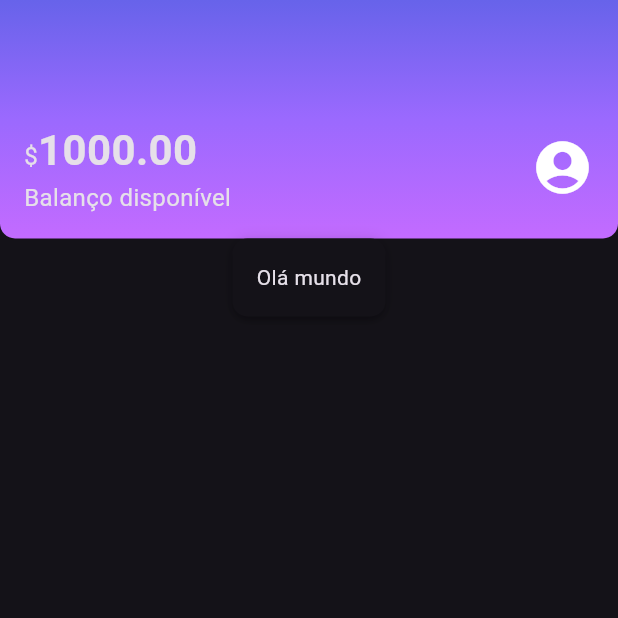
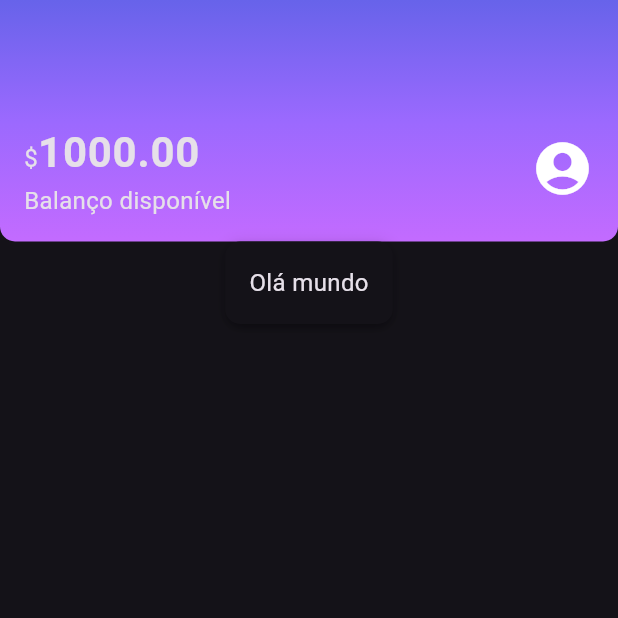
Before and after one commit to eri-akio/Flutter-Layouts, a Flutter app: the screen it shows after launch, on a phone screen of 412 x 824 dp, the top half of it. Run offline on Flutter 3.47's test engine with Material 3 defaults, Android fonts, the phone set to English and light mode, and no system bars.

Commit message:
Implementando temas

```diff
--- a/lib/components/sections/header.dart
+++ b/lib/components/sections/header.dart
@@ -1,47 +1,40 @@
+import 'package:alubank/themes/theme_colors.dart';
 import 'package:flutter/material.dart';
 
 class Header extends StatelessWidget {
-  const Header({super.key});
+  const Header({Key? key}) : super(key: key);
 
   @override
   Widget build(BuildContext context) {
     return Container(
-      decoration: const BoxDecoration(
+      decoration: BoxDecoration(
         gradient: LinearGradient(
             begin: Alignment.topCenter,
             end: Alignment.bottomCenter,
-          colors: <Color>[
-            Color.fromRGBO(103, 99, 234, 1.0),
-            Color.fromRGBO(155, 105, 254, 1.0),
-            Color.fromRGBO(195, 107, 255, 1.0),
-          ]
-        ),
+            colors: ThemeColors.headerGradient),
         borderRadius: BorderRadius.vertical(bottom: Radius.circular(10)),
       ),
-      child: const Padding(
-        padding: EdgeInsets.fromLTRB(16.0, 80.0, 16.0, 16.0),
+      child: Padding(
+        padding: const EdgeInsets.fromLTRB(16.0, 80.0, 16.0, 16.0),
         child: Row(
           mainAxisAlignment: MainAxisAlignment.spaceBetween,
           children: <Widget>[
             Column(
               crossAxisAlignment: CrossAxisAlignment.start,
               children: <Widget>[
+                // Text('\$1000.00', style: TextStyle(fontSize: 28, fontWeight: FontWeight.bold),),
                 Text.rich(
                   TextSpan(
                     text: '\$',
-                      style: TextStyle(fontSize: 16),
                     children: <TextSpan>[
                       TextSpan(
                         text: '1000.00',
-                          style: TextStyle(
-                              fontSize: 28, fontWeight: FontWeight.bold),
+                        style: Theme.of(context).textTheme.bodyLarge,
                       ),
-                      ]),
+                    ],
                   ),
-                Text(
-                  'Balanço disponível',
-                  style: TextStyle(fontSize: 16),
                 ),
+                Text('Balanço disponível'),
               ],
             ),
             Icon(
--- a/lib/themes/my_theme.dart
+++ b/lib/themes/my_theme.dart
@@ -1,7 +1,17 @@
+import 'package:alubank/themes/theme_colors.dart';
 import 'package:flutter/material.dart';
 
 ThemeData MyTheme = ThemeData(
-  primarySwatch: Colors.purple,
-  primaryColor: Colors.purple,
+  primarySwatch: ThemeColors.primaryColor,
+  primaryColor: ThemeColors.primaryColor,
   brightness: Brightness.dark,
+  textTheme: TextTheme(
+    bodyMedium: TextStyle(
+      fontSize: 16,
+    ),
+    bodyLarge: TextStyle(
+      fontSize: 28,
+      fontWeight: FontWeight.bold,
+    ),
+  ),
 );
--- /dev/null
+++ b/lib/themes/theme_colors.dart
@@ -0,0 +1,10 @@
+import 'package:flutter/material.dart';
+
+class ThemeColors {
+  static const MaterialColor primaryColor = Colors.purple;
+  static const List<Color> headerGradient = [
+    Color.fromRGBO(103, 99, 234, 1.0),
+    Color.fromRGBO(155, 105, 254, 1.0),
+    Color.fromRGBO(195, 107, 255, 1.0),
+  ];
+}
```
Lines whose indentation alone changed are shown as unchanged.
